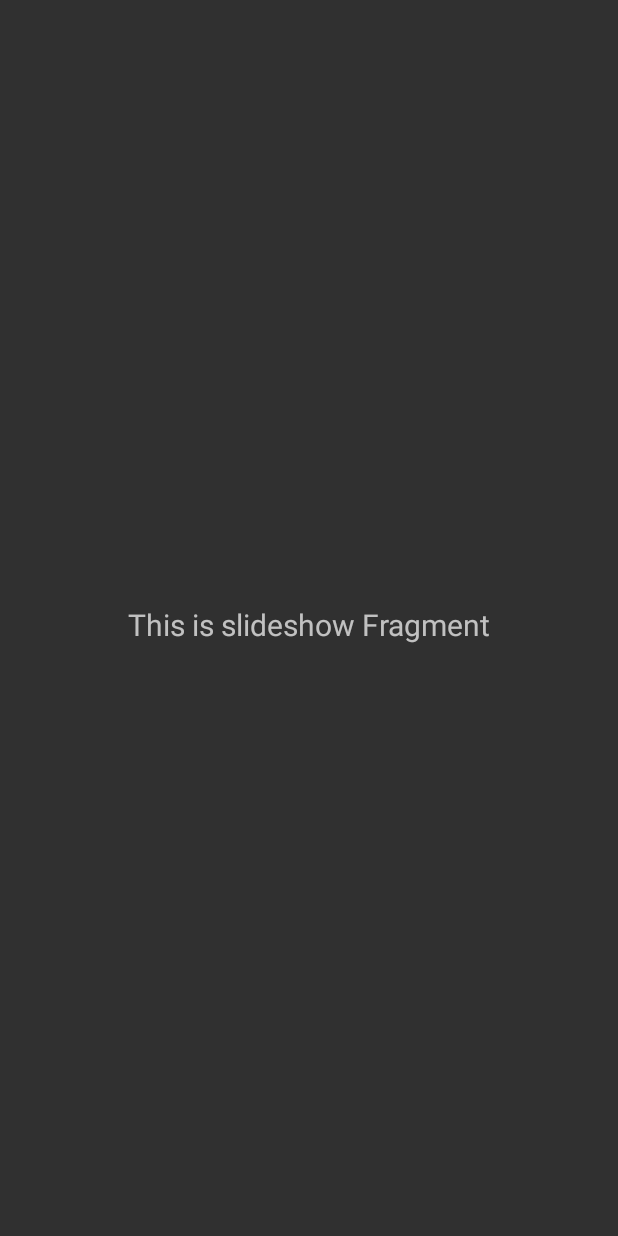
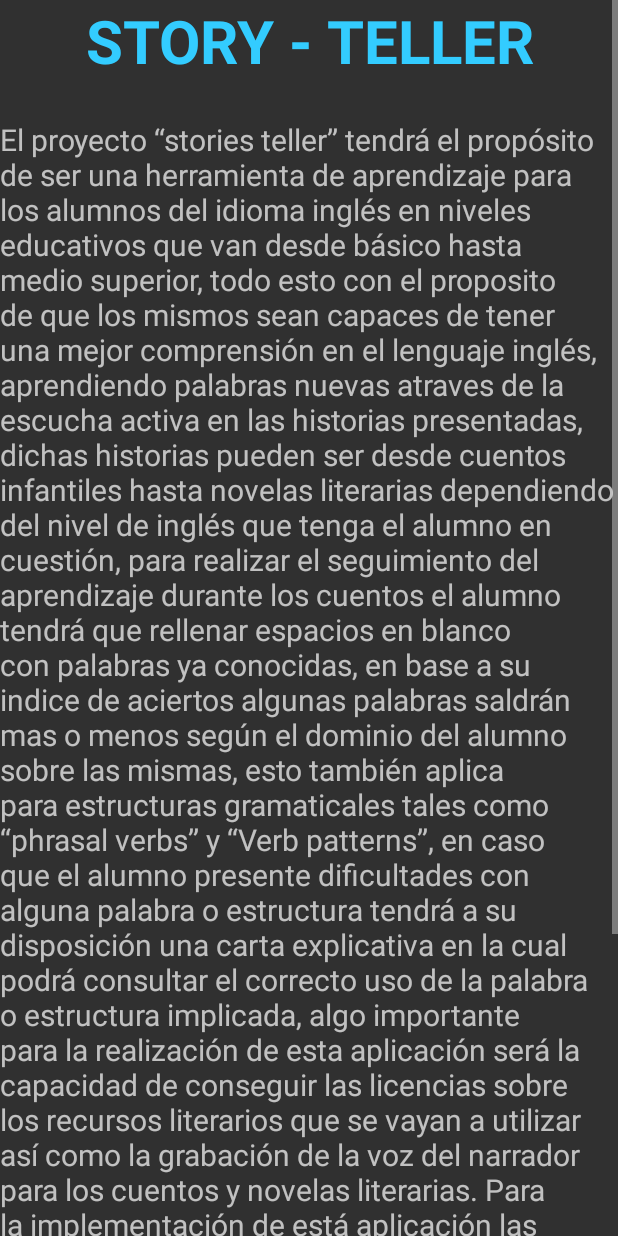
Before and after one commit to HiYeaismin8a/StoryTeller, an Android app: the fragment SlideshowFragment shown on its own in the app's theme, on a phone screen of 412 x 824 dp. Run offline under Robolectric (Android 15) with nearby library versions, the phone set to English and light mode, and no system bars.

Commit message:
Tarjetas Individuales. Proyecto Concluido.

```diff
--- a/app/src/main/java/mx/edu/ittepic/storyteller/ui/home/HomeFragment.kt
+++ b/app/src/main/java/mx/edu/ittepic/storyteller/ui/home/HomeFragment.kt
@@ -23,9 +23,9 @@ class HomeFragment : Fragment() {
     private val binding get() = _binding!!
     private var libros = arrayOf("This, Two, Three, Two")
 
-    private var libros_nombre = arrayOf("The Gluttonous Fox, Snow White, Little red riding hood, Pinoccho")
-    private var libros_descripcion = arrayOf("A gluttonous fox in a pitch, Snow White and the Seven Dwarfs, In the forest and the wolf, Wish becoming reality")
-    private var libros_tags = arrayOf("Fantasy, Realm, Kids, Lessons")
+    private var libros_nombre = arrayOf("The Gluttonous Fox")
+    private var libros_descripcion = arrayOf("A gluttonous fox in a pitch")
+    private var libros_tags = arrayOf("Fantasy")
 
     override fun onCreateView(
         inflater: LayoutInflater,
--- a/app/src/main/java/mx/edu/ittepic/storyteller/ui/slideshow/SlideshowFragment.kt
+++ b/app/src/main/java/mx/edu/ittepic/storyteller/ui/slideshow/SlideshowFragment.kt
@@ -22,16 +22,11 @@ class SlideshowFragment : Fragment() {
         container: ViewGroup?,
         savedInstanceState: Bundle?
     ): View {
-        val slideshowViewModel =
-            ViewModelProvider(this).get(SlideshowViewModel::class.java)
 
         _binding = FragmentSlideshowBinding.inflate(inflater, container, false)
         val root: View = binding.root
 
-        val textView: TextView = binding.textSlideshow
-        slideshowViewModel.text.observe(viewLifecycleOwner) {
-            textView.text = it
-        }
+
         return root
     }
 
--- a/app/src/main/res/layout/fragment_slideshow.xml
+++ b/app/src/main/res/layout/fragment_slideshow.xml
@@ -1,22 +1,45 @@
 <?xml version="1.0" encoding="utf-8"?>
-<androidx.constraintlayout.widget.ConstraintLayout xmlns:android="http://schemas.android.com/apk/res/android"
-    xmlns:app="http://schemas.android.com/apk/res-auto"
+<ScrollView xmlns:android="http://schemas.android.com/apk/res/android"
     xmlns:tools="http://schemas.android.com/tools"
     android:layout_width="match_parent"
     android:layout_height="match_parent"
     tools:context=".ui.slideshow.SlideshowFragment">
 
-    <TextView
-        android:id="@+id/text_slideshow"
+    <LinearLayout
         android:layout_width="match_parent"
-        android:layout_height="wrap_content"
-        android:layout_marginStart="8dp"
-        android:layout_marginTop="8dp"
-        android:layout_marginEnd="8dp"
-        android:textAlignment="center"
-        android:textSize="20sp"
-        app:layout_constraintBottom_toBottomOf="parent"
-        app:layout_constraintEnd_toEndOf="parent"
-        app:layout_constraintStart_toStartOf="parent"
-        app:layout_constraintTop_toTopOf="parent" />
-</androidx.constraintlayout.widget.ConstraintLayout>
+        android:layout_height="match_parent"
+        android:orientation="vertical">
+
+        <TextView
+            android:layout_width="match_parent"
+            android:layout_height="wrap_content"
+            android:gravity="center_horizontal"
+            android:text="STORY - TELLER"
+            android:textColor="#33CCFF"
+            android:textSize="40dp"
+            android:textStyle="bold" />
+
+        <TextView
+            android:layout_width="match_parent"
+            android:layout_height="wrap_content"
+            android:layout_marginTop="25dp"
+            android:textSize="20sp"
+            android:text="@string/descripcion" />
+
+        <TextView
+            android:layout_width="match_parent"
+            android:layout_height="wrap_content"
+            android:layout_marginTop="10dp"
+            android:gravity="center_horizontal"
+            android:text="from " />
+
+        <TextView
+            android:layout_width="match_parent"
+            android:layout_height="wrap_content"
+            android:gravity="center_horizontal"
+            android:text="ITTEPIC, NAYARIT"
+            android:textSize="15sp"
+
+            />
+    </LinearLayout>
+</ScrollView>
--- a/app/src/main/res/values/strings.xml
+++ b/app/src/main/res/values/strings.xml
@@ -13,4 +13,26 @@
     <string name="menu_slideshow">
         Sobre el Proyecto
     </string>
+
+    <string name="descripcion"> El proyecto “stories teller” tendrá el propósito de ser una herramienta de aprendizaje para
+los alumnos del idioma inglés en niveles educativos que van desde básico hasta medio
+superior, todo esto con el proposito de que los mismos sean capaces de tener una mejor
+comprensión en el lenguaje inglés, aprendiendo palabras nuevas atraves de la escucha
+activa en las historias presentadas, dichas historias pueden ser desde cuentos infantiles
+hasta novelas literarias dependiendo del nivel de inglés que tenga el alumno en cuestión,
+para realizar el seguimiento del aprendizaje durante los cuentos el alumno tendrá que
+rellenar espacios en blanco con palabras ya conocidas, en base a su indice de aciertos
+algunas palabras saldrán mas o menos según el dominio del alumno sobre las mismas, esto
+también aplica para estructuras gramaticales tales como “phrasal verbs” y “Verb patterns”,
+en caso que el alumno presente dificultades con alguna palabra o estructura tendrá a su
+disposición una carta explicativa en la cual podrá consultar el correcto uso de la palabra o
+estructura implicada, algo importante para la realización de esta aplicación será la
+capacidad de conseguir las licencias sobre los recursos literarios que se vayan a utilizar así
+como la grabación de la voz del narrador para los cuentos y novelas literarias. Para la
+implementación de está aplicación las escuelas tendrán a disposición la aplicación mediante
+la tienda de aplicaciones ofrecida por google conocida como “Play Store”, con esto las
+mismas podrán utilizar dispositivos móviles propios de la institución los cuales serán usados
+durante las sesiones educativas del lenguaje inglés o bien cada uno de los alumnos podrá
+llevar la aplicación instalada en su dispositivo.
+ </string>
 </resources>
```
Also changed, not shown: app/src/main/java/mx/edu/ittepic/storyteller/Adapter_TarjetaNosotros.kt (+8 -3 lines), app/src/main/java/mx/edu/ittepic/storyteller/ui/gallery/GalleryFragment.kt (+9 -3 lines), app/src/main/res/layout/tarjeta_nosotros.xml (+6 -3 lines), app/src/main/res/drawable-v24/integrante_cuatro.png (added), app/src/main/res/drawable-v24/integrante_dos.png (added), app/src/main/res/drawable-v24/integrante_tres.png (added), app/src/main/res/drawable-v24/integrante_uno.png (added).
